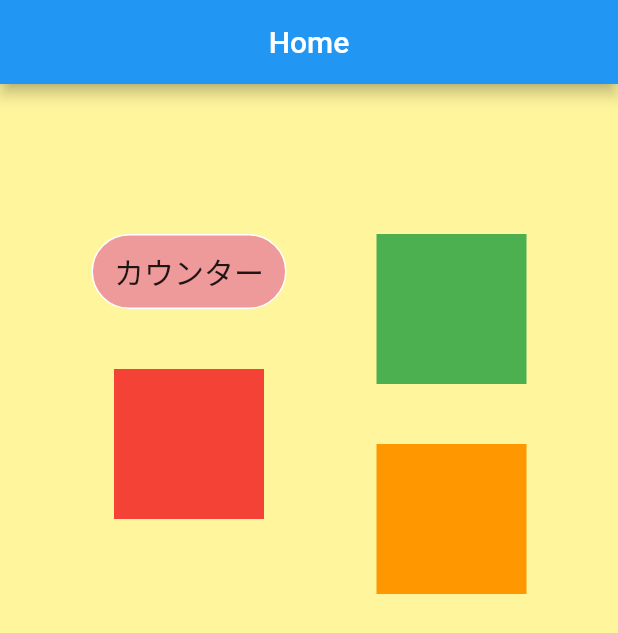
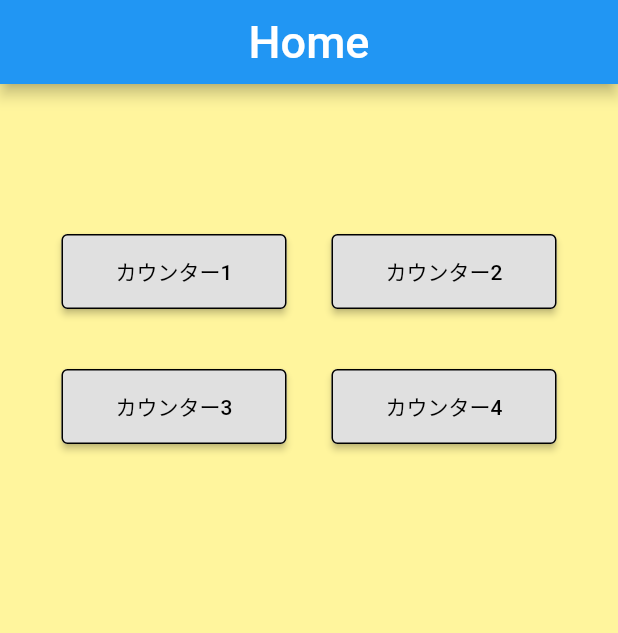
Before and after one commit to takumi-I621/takumi-I621, a Flutter app: the screen it shows after launch, on a phone screen of 412 x 824 dp. Shown: the top 633 px of the screen. Run offline on Flutter 3.47's test engine with Material 2 defaults, Android fonts, the phone set to English and light mode, and no system bars.

```diff
--- a/lib/main.dart
+++ b/lib/main.dart
@@ -1,6 +1,6 @@
 import 'package:flutter/material.dart';
 
-import 'next_page.dart';
+import 'counter.dart';
 
 void main() {
   runApp(const MyApp());
@@ -36,11 +36,6 @@ class _MyHomePageState extends State<MyHomePage> {
   //List<String> titleList = ['amazon', '楽天', 'Yahoo!', 'みずほ銀行', 'セゾン'];
   //int _counter = 0;
 
-  void _incrementCounter() {
-    setState(() {
-      //_counter++;
-    });
-  }
 
   @override
   Widget build(BuildContext context) {
@@ -50,7 +45,13 @@ class _MyHomePageState extends State<MyHomePage> {
       appBar: AppBar(
         //centerTitleをtrueでタイトル文字を中央寄せ
         centerTitle: true,
-        title: Text('Home'),
+        title: const Text(
+            'Home',
+          style: TextStyle(
+            fontSize: 30,
+          ),
+
+        ),
       ),
 
       //https://codezine.jp/article/detail/14711
@@ -61,39 +62,115 @@ class _MyHomePageState extends State<MyHomePage> {
             Column(
               children: <Widget>[
                 const Padding(padding: EdgeInsets.only(top: 100)),
-                Container(
-                    alignment: Alignment.center,
+                //ElevatedButton：動きのあるボタン
+                SizedBox(
+                  width: 150,
+                  height: 50,
+                  child: ElevatedButton(
                     child: const Text(
-                      'カウンター',
+                      'カウンター1',
                       style: TextStyle(
-                        fontSize: 20,
-                        fontStyle: FontStyle.normal,
+                        color: Colors.black,
                       ),
                     ),
-                    //color: Colors.blue,
-                    width: 130,
-                    height:50,
-                    decoration: BoxDecoration(
-                    border: Border.all(color: Colors.white),
-                    borderRadius: BorderRadius.circular(70),
-                    color: Colors.red[200],
+                    style: ElevatedButton.styleFrom(
+                      //ボタンの背景色
+                      primary: Colors.grey[300],
+                      //ボタンの枠色
+                      side: const BorderSide(
+                        color: Colors.black,
+                      ),
+                      //押したときの色↓
+                      onPrimary: Colors.red,
+                    ),
+                    onPressed: () {
+                      Navigator.push(context, MaterialPageRoute(builder: (context) => const Counter()));
+                    },
+                  ),
                 ),
-              ),
 
-                const Padding(padding: EdgeInsets.symmetric(vertical: 20, horizontal: 10),),
-                Container( color: Colors.red, width: 100, height:100 ),
+
+                const Padding(padding: EdgeInsets.symmetric(vertical: 20, horizontal: 5),),
+                SizedBox(
+                  width: 150,
+                  height: 50,
+                  child: ElevatedButton(
+                    child: const Text(
+                      'カウンター3',
+                      style: TextStyle(
+                        color: Colors.black,
+                      ),
+                    ),
+                    style: ElevatedButton.styleFrom(
+                      //ボタンの背景色
+                      primary: Colors.grey[300],
+                      //ボタンの枠色
+                      side: const BorderSide(
+                        color: Colors.black,
+                      ),
+                      //押したときの色↓
+                      onPrimary: Colors.red,
+                    ),
+                    onPressed: () {},
+                  ),
+                ),
+
               ],
             ),
 
-            const Padding(padding: EdgeInsets.symmetric(vertical: 20, horizontal: 30),),
+            const Padding(padding: EdgeInsets.symmetric(vertical: 20, horizontal: 15),),
 
             Column(
               children: <Widget>[
                 const Padding(padding: EdgeInsets.only(top: 100)),
-                Container( color: Colors.green, width: 100, height:100 ),
+                SizedBox(
+                  width: 150,
+                  height: 50,
+                  child: ElevatedButton(
+                    child: const Text(
+                      'カウンター2',
+                      style: TextStyle(
+                        color: Colors.black,
+                      ),
+                    ),
+                    style: ElevatedButton.styleFrom(
+                      //ボタンの背景色
+                      primary: Colors.grey[300],
+                      //ボタンの枠色
+                      side: const BorderSide(
+                        color: Colors.black,
+                      ),
+                      //押したときの色↓
+                      onPrimary: Colors.red,
+                    ),
+                    onPressed: () {},
+                  ),
+                ),
 
                 const Padding(padding: EdgeInsets.symmetric(vertical: 20, horizontal: 10),),
-                Container( color: Colors.orange, width: 100, height:100 ),
+                SizedBox(
+                  width: 150,
+                  height: 50,
+                  child: ElevatedButton(
+                    child: const Text(
+                      'カウンター4',
+                      style: TextStyle(
+                        color: Colors.black,
+                      ),
+                    ),
+                    style: ElevatedButton.styleFrom(
+                      //ボタンの背景色
+                      primary: Colors.grey[300],
+                      //ボタンの枠色
+                      side: const BorderSide(
+                        color: Colors.black,
+                      ),
+                      //押したときの色↓
+                      onPrimary: Colors.red,
+                    ),
+                    onPressed: () {},
+                  ),
+                ),
               ],
             ),
 
@@ -105,66 +182,5 @@ class _MyHomePageState extends State<MyHomePage> {
   }
 }
 
-
-      /*body: Center(
-        child: Column(
-          //crossAxisAlignment: CrossAxisAlignment.start,
-          children:[
-            Padding(
-              padding: const EdgeInsets.only(top: 150),
-              child: Column(//Columnウィジェットのchildrenプロパティでウィジェットを縦に表示する
-                crossAxisAlignment: CrossAxisAlignment.start,
-                children: [
-                  //Containerの重ね方
-                  //https://www.choge-blog.com/programming/fluttercontainer-overlay/
-                  Stack(
-                    children: [
-                      Align(
-                        alignment: Alignment.center,
-                        //大枠の青コンテナ
-                        child: Container(
-                          width: 330,
-                          height: 280,
-                          decoration: BoxDecoration(
-                            border: Border.all(color: Colors.white),
-                            borderRadius: BorderRadius.circular(70),
-                            color: Colors.blue[200],
-                          ),
-                        ),
-                      ),
-                      Align(
-                        //中の小さい赤コンテナ
-                        child: Container(
-                          alignment: Alignment.center,
-                          child: const Text(
-                            'カウンター',
-                            style: TextStyle(
-                              fontSize: 20,
-                              fontStyle: FontStyle.normal,
-                            ),
-                          ),
-                          width: 130,
-                          height: 50,
-                          decoration: BoxDecoration(
-                            border: Border.all(color: Colors.white),
-                            borderRadius: BorderRadius.circular(70),
-                            color: Colors.red[200],
-                          ),
-                        ),
-                      ),
-                    ],
-                  ),
-                  //余白を設ける
-                  Padding(padding: EdgeInsets.all(10)),
-                ],
-              ),
-            ),
-            Padding(padding: EdgeInsets.all(10)),
-          ],
-        ),
-      ),*/
-
-
-
 //Memo 頭大文字はウィジェット
 //memo 頭小文字はプロパティ
--- a/lib/next_page.dart
+++ b/lib/next_page.dart
@@ -1,7 +1,7 @@
 //↓StatefulWidgetとかContainerとかはmaterial.dartをインポートすると使える。
 import 'package:flutter/cupertino.dart';
 import 'package:flutter/material.dart';
-import 'test_page.dart';
+//import 'test_page.dart';
 
 
 //↓クラス名にNextPageを指定している。
```
Also changed, not shown: lib/counter.dart (added, +41 -0 lines), lib/test_page.dart (deleted, +0 -59 lines).
